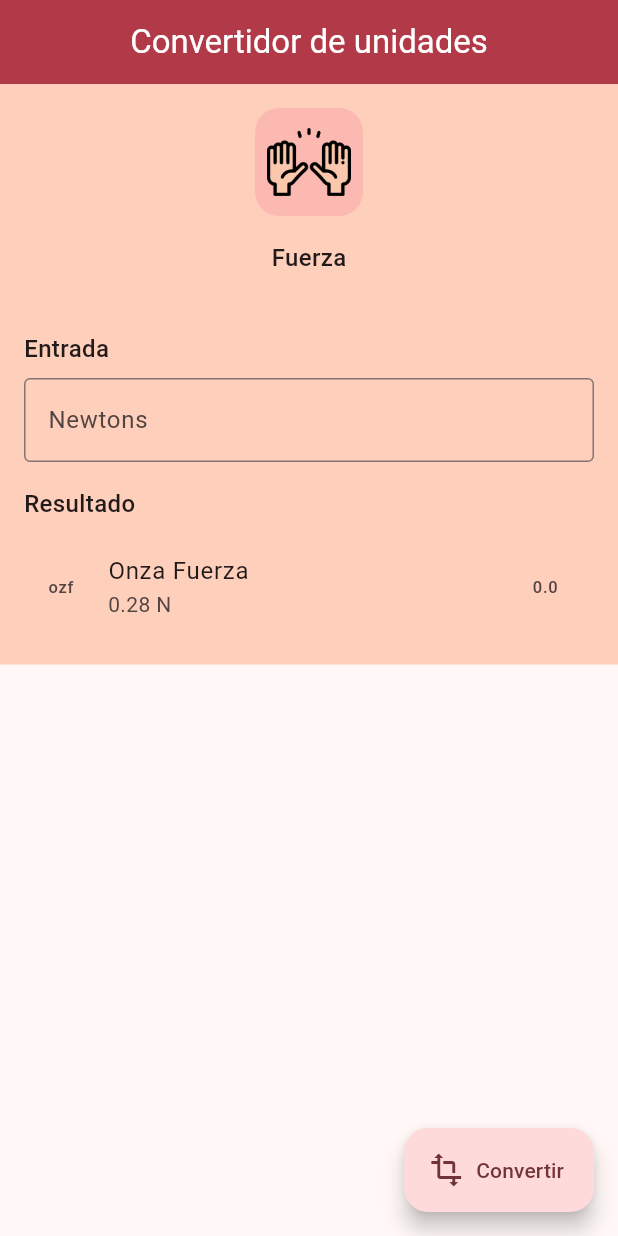
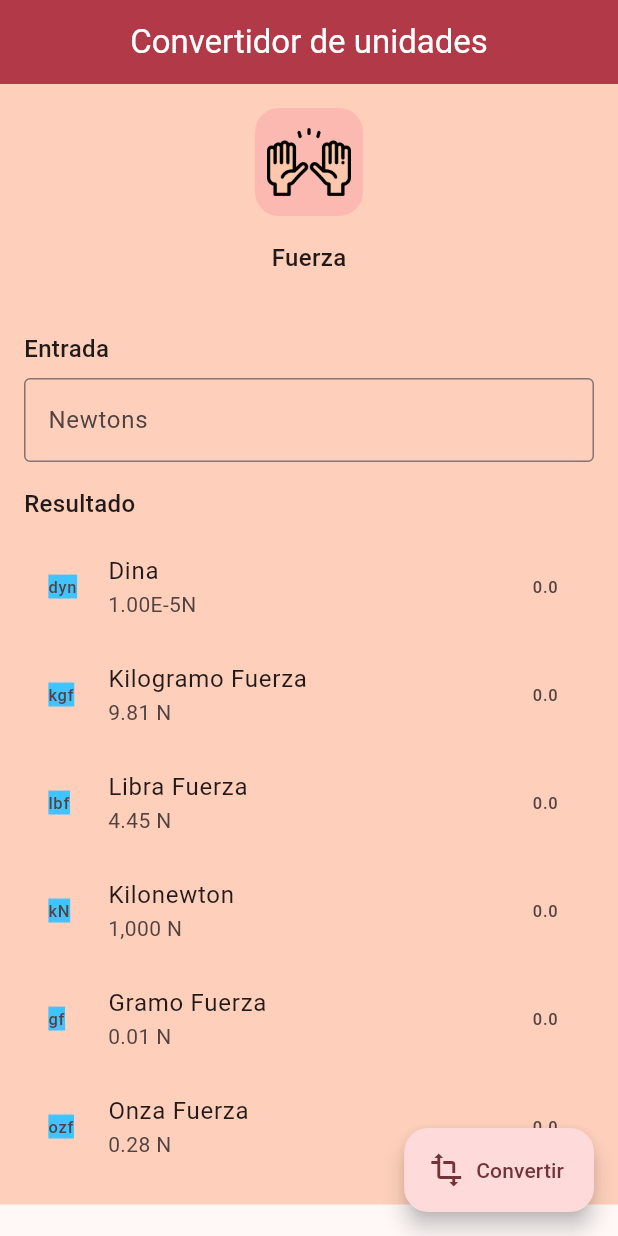
Before and after one commit to arpafer/Curso-Frogames-de-DART-A-FLUTTER, a Flutter app: the screen it shows after launch, on a phone screen of 412 x 824 dp. Run offline on Flutter 3.47's test engine with Material 3 defaults, Android fonts, the phone set to English and light mode, and no system bars.

Commit message:
Se añaden los ListTile que faltaban para mostrar los resultados de las diferentes medidas de conversión

```diff
--- a/U6_UniConverter/uni_converter_app/lib/screens/home_screen.dart
+++ b/U6_UniConverter/uni_converter_app/lib/screens/home_screen.dart
@@ -14,6 +14,11 @@ class HomeScreen extends StatefulWidget {
 class HomeState extends State<HomeScreen> {
    final TextEditingController _valueConverter = TextEditingController();
   String _onzaFuerzaValue = "0.0";
+  String _gramoFuerza = "0.0";
+  String _kilonewton = "0.0";
+  String _libraFuerza = "0.0";
+  String _kilogramoFuerza = "0.0";
+  String _dina = "0.0";
 
   _converterUnits() {
     double valueConverter = double.parse(_valueConverter.text);
@@ -57,11 +62,45 @@ class HomeState extends State<HomeScreen> {
               const Text("Resultado",
                   style: TextStyle(fontSize: 16, fontWeight: FontWeight.w500)),
               const SizedBox(height: 8),
-              ListTile(
-                title: const Text("Onza Fuerza"),
-                subtitle: const Text('0.28 N'),
-                leading: const Text("ozf"),
-                trailing: Text(_onzaFuerzaValue)
+              Column(
+                children: [
+                  ListTile(
+                     title: const Text("Dina"),
+                    subtitle: const Text('1.00E-5N'),
+                    leading: const Text("dyn", style: TextStyle(backgroundColor: Colors.lightBlueAccent)),
+                    trailing: Text(_dina)
+                  ),
+                   ListTile(
+                     title: const Text("Kilogramo Fuerza"),
+                    subtitle: const Text('9.81 N'),
+                    leading: const Text("kgf", style: TextStyle(backgroundColor: Colors.lightBlueAccent)),
+                    trailing: Text(_kilogramoFuerza)
+                  ),
+                   ListTile(
+                     title: const Text("Libra Fuerza"),
+                    subtitle: const Text('4.45 N'),
+                    leading: const Text("lbf", style: TextStyle(backgroundColor: Colors.lightBlueAccent)),
+                    trailing: Text(_libraFuerza)
+                  ),
+                   ListTile(
+                     title: const Text("Kilonewton"),
+                    subtitle: const Text('1,000 N'),
+                    leading: const Text("kN", style: TextStyle(backgroundColor: Colors.lightBlueAccent)),
+                    trailing: Text(_kilonewton)
+                  ),
+                   ListTile(
+                     title: const Text("Gramo Fuerza"),
+                    subtitle: const Text('0.01 N'),
+                    leading: const Text("gf", style: TextStyle(backgroundColor: Colors.lightBlueAccent)),
+                    trailing: Text(_gramoFuerza)
+                  ),
+                  ListTile(
+                    title: const Text("Onza Fuerza"),
+                    subtitle: const Text('0.28 N'),
+                    leading: const Text("ozf", style: TextStyle(backgroundColor: Colors.lightBlueAccent)),
+                    trailing: Text(_onzaFuerzaValue)
+                  ),
+                ],
               )
             ]),
           ),
```
